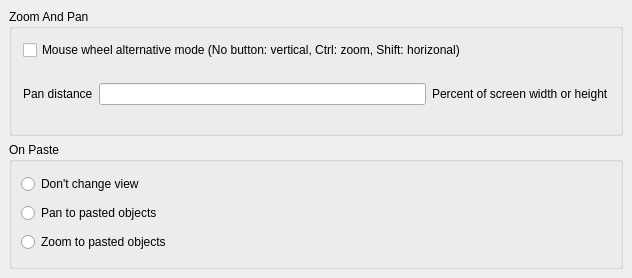
The window that src/laybasic/laybasic/LayoutViewConfigPage3b.ui (KLayout/klayout) describes before a commit, drawn with Qt 5.
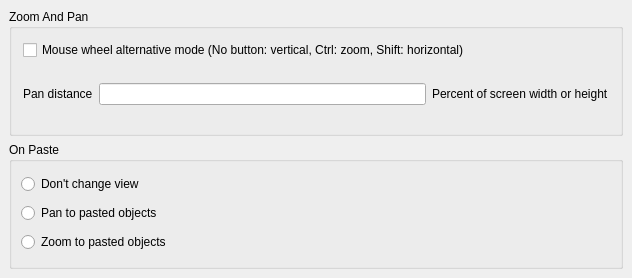
The same window after the commit.

Diff of the .ui file:
```diff
--- a/src/laybasic/laybasic/LayoutViewConfigPage3b.ui
+++ b/src/laybasic/laybasic/LayoutViewConfigPage3b.ui
@@ -34,7 +34,7 @@
       <item>
        <widget class="QCheckBox" name="alt_mouse_wheel_mode_cbx" >
         <property name="text" >
-         <string>Mouse wheel alternative mode (No button: vertical, Ctrl: zoom, Shift: horizonal)</string>
+         <string>Mouse wheel alternative mode (No button: vertical, Ctrl: zoom, Shift: horizontal)</string>
         </property>
        </widget>
       </item>
```
